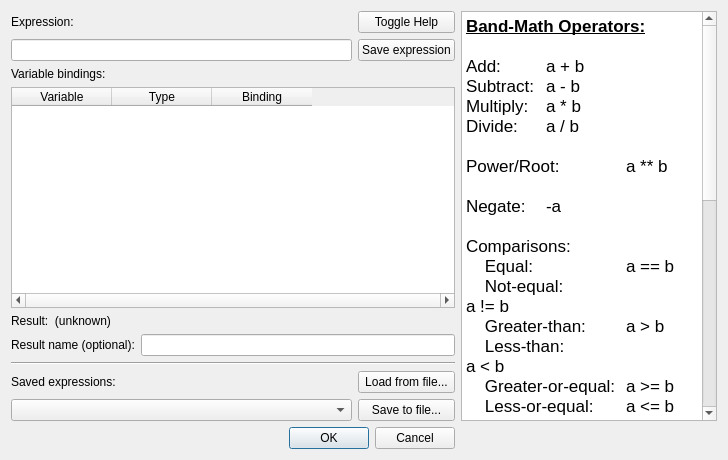
Ehlmann-research-group/WISER, file src/wiser/gui/ui_files/band_math.ui: the form before one commit.
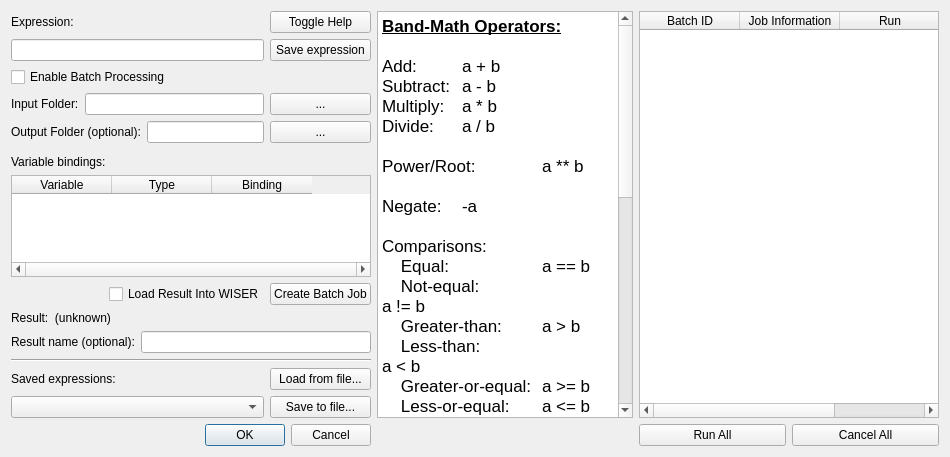
The form after the commit.

```diff
--- a/src/wiser/gui/ui_files/band_math.ui
+++ b/src/wiser/gui/ui_files/band_math.ui
@@ -6,87 +6,40 @@
    <rect>
     <x>0</x>
     <y>0</y>
-    <width>728</width>
-    <height>460</height>
+    <width>950</width>
+    <height>457</height>
    </rect>
   </property>
   <property name="windowTitle">
    <string>Band Math</string>
   </property>
-  <layout class="QGridLayout" name="gridLayout" rowstretch="0,0,0,0,0,0,0,0,0,0,0,0,0,0,0,0,0,0,0,0,0" columnstretch="1,0,0">
-   <item row="11" column="0" colspan="2">
-    <widget class="Line" name="line">
-     <property name="orientation">
-      <enum>Qt::Horizontal</enum>
-     </property>
-    </widget>
-   </item>
-   <item row="8" column="0" rowspan="2" colspan="2">
-    <widget class="QLabel" name="lbl_result_info">
+  <layout class="QGridLayout" name="gridLayout" rowstretch="0,0,0,0,0,0,0,0,0,0,0,0,0,0,0,0,0,0,0,0,0,0,0,0" columnstretch="5,0,0,3">
+   <item row="1" column="1">
+    <widget class="QPushButton" name="btn_toggle_help">
      <property name="text">
-      <string>Result:  (unknown)</string>
-     </property>
-     <property name="wordWrap">
-      <bool>true</bool>
-     </property>
-    </widget>
-   </item>
-   <item row="13" column="1">
-    <widget class="QPushButton" name="btn_save_saved_exprs">
-     <property name="text">
-      <string>Save to file...</string>
-     </property>
-    </widget>
-   </item>
-   <item row="12" column="0">
-    <widget class="QLabel" name="lbl_saved_exprs">
-     <property name="text">
-      <string>Saved expressions:</string>
-     </property>
-     <property name="buddy">
-      <cstring>cbox_saved_exprs</cstring>
+      <string>Toggle Help</string>
      </property>
     </widget>
    </item>
    <item row="4" column="0">
-    <widget class="QLineEdit" name="ledit_expression"/>
+    <layout class="QHBoxLayout" name="hlayout_input_folder">
+     <item>
+      <widget class="QLabel" name="lbl_input_folder">
+       <property name="text">
+        <string>Input Folder:</string>
+       </property>
+      </widget>
+     </item>
+     <item>
+      <widget class="QLineEdit" name="ledit_input_folder">
+       <property name="readOnly">
+        <bool>true</bool>
+       </property>
+      </widget>
+     </item>
+    </layout>
    </item>
-   <item row="12" column="1">
-    <widget class="QPushButton" name="btn_load_saved_exprs">
-     <property name="text">
-      <string>Load from file...</string>
-     </property>
-    </widget>
-   </item>
-   <item row="7" column="0" colspan="2">
-    <widget class="QTableWidget" name="tbl_variables">
-     <property name="horizontalScrollBarPolicy">
-      <enum>Qt::ScrollBarAlwaysOn</enum>
-     </property>
-     <attribute name="horizontalHeaderStretchLastSection">
-      <bool>false</bool>
-     </attribute>
-     <attribute name="verticalHeaderMinimumSectionSize">
-      <number>23</number>
-     </attribute>
-     <column>
-      <property name="text">
-       <string>Variable</string>
-      </property>
-     </column>
-     <column>
-      <property name="text">
-       <string>Type</string>
-      </property>
-     </column>
-     <column>
-      <property name="text">
-       <string>Binding</string>
-      </property>
-     </column>
-    </widget>
-   </item>
-   <item row="3" column="0">
+   <item row="1" column="0">
     <widget class="QLabel" name="lbl_math_expr">
      <property name="text">
       <string>Expression:</string>
@@ -96,34 +49,7 @@
      </property>
     </widget>
    </item>
-   <item row="3" column="1">
-    <widget class="QPushButton" name="btn_toggle_help">
-     <property name="text">
-      <string>Toggle Help</string>
-     </property>
-    </widget>
-   </item>
-   <item row="13" column="0">
-    <widget class="QComboBox" name="cbox_saved_exprs"/>
-   </item>
-   <item row="4" column="1">
-    <widget class="QPushButton" name="btn_add_to_saved">
-     <property name="text">
-      <string>Save expression</string>
-     </property>
-    </widget>
-   </item>
-   <item row="20" column="0" colspan="2">
-    <widget class="QDialogButtonBox" name="buttonBox">
-     <property name="orientation">
-      <enum>Qt::Horizontal</enum>
-     </property>
-     <property name="standardButtons">
-      <set>QDialogButtonBox::Cancel|QDialogButtonBox::Ok</set>
-     </property>
-    </widget>
-   </item>
-   <item row="3" column="2" rowspan="11">
+   <item row="1" column="2" rowspan="16">
     <widget class="QTextEdit" name="tedit_bandmath_help">
      <property name="focusPolicy">
       <enum>Qt::NoFocus</enum>
@@ -175,14 +101,72 @@
      </property>
     </widget>
    </item>
-   <item row="5" column="0" rowspan="2" colspan="2">
-    <widget class="QLabel" name="lbl_variables">
+   <item row="16" column="0">
+    <widget class="QComboBox" name="cbox_saved_exprs"/>
+   </item>
+   <item row="4" column="1">
+    <widget class="QPushButton" name="btn_input_folder">
      <property name="text">
-      <string>Variable bindings:</string>
+      <string>...</string>
      </property>
     </widget>
    </item>
-   <item row="10" column="0" colspan="2">
+   <item row="10" column="1">
+    <widget class="QPushButton" name="btn_create_batch_job">
+     <property name="text">
+      <string>Create Batch Job</string>
+     </property>
+    </widget>
+   </item>
+   <item row="15" column="0">
+    <widget class="QLabel" name="lbl_saved_exprs">
+     <property name="text">
+      <string>Saved expressions:</string>
+     </property>
+     <property name="buddy">
+      <cstring>cbox_saved_exprs</cstring>
+     </property>
+    </widget>
+   </item>
+   <item row="5" column="0">
+    <layout class="QHBoxLayout" name="hlayout_output_folder">
+     <item>
+      <widget class="QLabel" name="lbl_output_folder">
+       <property name="text">
+        <string>Output Folder (optional):</string>
+       </property>
+      </widget>
+     </item>
+     <item>
+      <widget class="QLineEdit" name="ledit_output_folder">
+       <property name="readOnly">
+        <bool>true</bool>
+       </property>
+      </widget>
+     </item>
+    </layout>
+   </item>
+   <item row="2" column="0">
+    <widget class="QLineEdit" name="ledit_expression"/>
+   </item>
+   <item row="2" column="1">
+    <widget class="QPushButton" name="btn_add_to_saved">
+     <property name="text">
+      <string>Save expression</string>
+     </property>
+    </widget>
+   </item>
+   <item row="11" column="0" rowspan="2" colspan="2">
+    <widget class="QLabel" name="lbl_result_info">
+     <property name="text">
+      <string>Result:  (unknown)</string>
+     </property>
+     <property name="wordWrap">
+      <bool>true</bool>
+     </property>
+    </widget>
+   </item>
+   <item row="13" column="0" colspan="2">
     <widget class="QWidget" name="wgt_result_name" native="true">
      <layout class="QGridLayout" name="gridLayout_2">
       <property name="leftMargin">
@@ -213,6 +197,168 @@
      </layout>
     </widget>
    </item>
+   <item row="7" column="0" rowspan="2" colspan="2">
+    <widget class="QLabel" name="lbl_variables">
+     <property name="text">
+      <string>Variable bindings:</string>
+     </property>
+    </widget>
+   </item>
+   <item row="5" column="1">
+    <widget class="QPushButton" name="btn_output_folder">
+     <property name="text">
+      <string>...</string>
+     </property>
+    </widget>
+   </item>
+   <item row="15" column="1">
+    <widget class="QPushButton" name="btn_load_saved_exprs">
+     <property name="text">
+      <string>Load from file...</string>
+     </property>
+    </widget>
+   </item>
+   <item row="10" column="0">
+    <layout class="QHBoxLayout" name="hlayout_load_into_wiser">
+     <item>
+      <spacer name="hspacer_load_into_wiser">
+       <property name="orientation">
+        <enum>Qt::Horizontal</enum>
+       </property>
+       <property name="sizeHint" stdset="0">
+        <size>
+         <width>40</width>
+         <height>20</height>
+        </size>
+       </property>
+      </spacer>
+     </item>
+     <item>
+      <widget class="QCheckBox" name="chkbox_load_into_wiser">
+       <property name="text">
+        <string>Load Result Into WISER</string>
+       </property>
+      </widget>
+     </item>
+    </layout>
+   </item>
+   <item row="3" column="0">
+    <widget class="QCheckBox" name="chkbox_enable_batch">
+     <property name="text">
+      <string>Enable Batch Processing</string>
+     </property>
+    </widget>
+   </item>
+   <item row="16" column="1">
+    <widget class="QPushButton" name="btn_save_saved_exprs">
+     <property name="text">
+      <string>Save to file...</string>
+     </property>
+    </widget>
+   </item>
+   <item row="23" column="0" colspan="2">
+    <widget class="QDialogButtonBox" name="buttonBox">
+     <property name="orientation">
+      <enum>Qt::Horizontal</enum>
+     </property>
+     <property name="standardButtons">
+      <set>QDialogButtonBox::Cancel|QDialogButtonBox::Ok</set>
+     </property>
+    </widget>
+   </item>
+   <item row="14" column="0" colspan="2">
+    <widget class="Line" name="line">
+     <property name="orientation">
+      <enum>Qt::Horizontal</enum>
+     </property>
+    </widget>
+   </item>
+   <item row="1" column="3" rowspan="16">
+    <widget class="QTableWidget" name="tbl_wdgt_batch_jobs">
+     <property name="minimumSize">
+      <size>
+       <width>300</width>
+       <height>0</height>
+      </size>
+     </property>
+     <property name="rowCount">
+      <number>0</number>
+     </property>
+     <attribute name="horizontalHeaderVisible">
+      <bool>true</bool>
+     </attribute>
+     <attribute name="horizontalHeaderCascadingSectionResizes">
+      <bool>false</bool>
+     </attribute>
+     <attribute name="horizontalHeaderHighlightSections">
+      <bool>true</bool>
+     </attribute>
+     <attribute name="verticalHeaderVisible">
+      <bool>false</bool>
+     </attribute>
+     <column>
+      <property name="text">
+       <string>Batch ID</string>
+      </property>
+     </column>
+     <column>
+      <property name="text">
+       <string>Job Information</string>
+      </property>
+     </column>
+     <column>
+      <property name="text">
+       <string>Run</string>
+      </property>
+     </column>
+    </widget>
+   </item>
+   <item row="9" column="0" colspan="2">
+    <widget class="QTableWidget" name="tbl_variables">
+     <property name="horizontalScrollBarPolicy">
+      <enum>Qt::ScrollBarAlwaysOn</enum>
+     </property>
+     <attribute name="horizontalHeaderStretchLastSection">
+      <bool>false</bool>
+     </attribute>
+     <attribute name="verticalHeaderMinimumSectionSize">
+      <number>23</number>
+     </attribute>
+     <column>
+      <property name="text">
+       <string>Variable</string>
+      </property>
+     </column>
+     <column>
+      <property name="text">
+       <string>Type</string>
+      </property>
+     </column>
+     <column>
+      <property name="text">
+       <string>Binding</string>
+      </property>
+     </column>
+    </widget>
+   </item>
+   <item row="23" column="3">
+    <layout class="QHBoxLayout" name="hlayout_run_cancel_all">
+     <item>
+      <widget class="QPushButton" name="btn_run_all">
+       <property name="text">
+        <string>Run All</string>
+       </property>
+      </widget>
+     </item>
+     <item>
+      <widget class="QPushButton" name="btn_cancel_all">
+       <property name="text">
+        <string>Cancel All</string>
+       </property>
+      </widget>
+     </item>
+    </layout>
+   </item>
   </layout>
  </widget>
  <tabstops>
```
